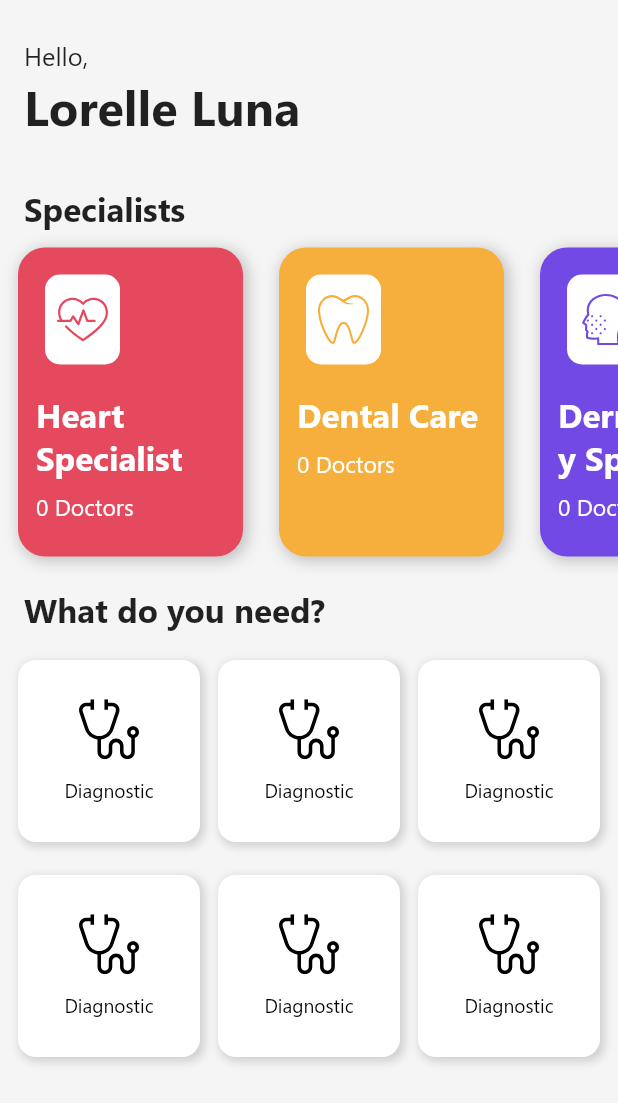
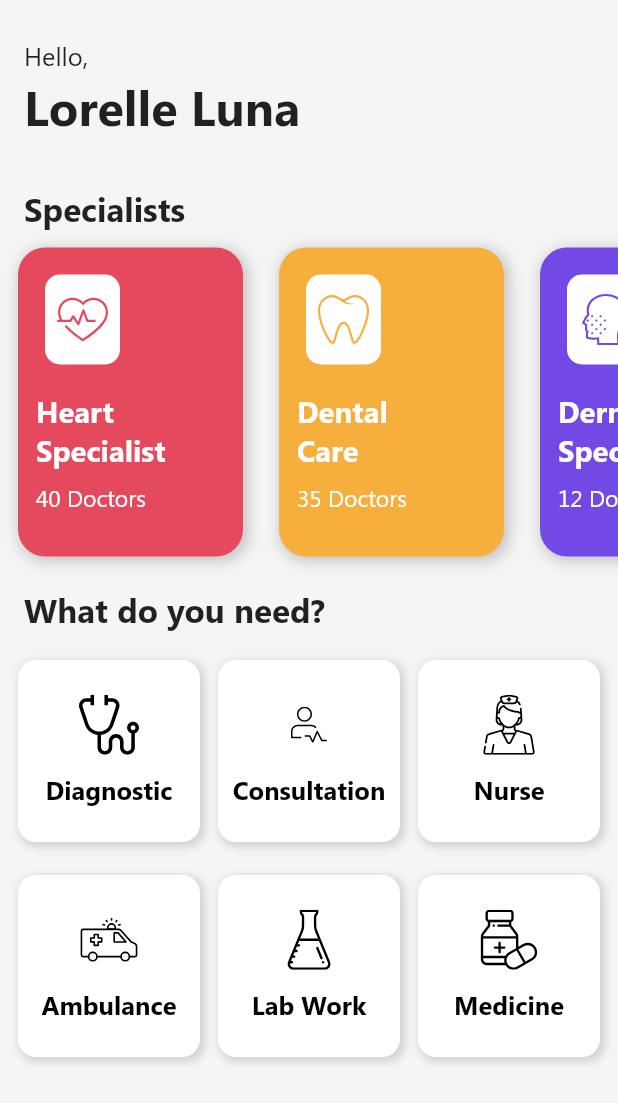
Before and after one commit to PortalTelemedicina/mobile-test, a Flutter app: the screen it shows after launch, on a phone screen of 412 x 824 dp. Shown: the top 1103 px of the screen. Run offline on Flutter 3.47's test engine with Material 2 defaults, Android fonts, the phone set to English and light mode, and no system bars; our stand-ins replace flutter_svg, shimmer.

```diff
--- a/lib/main.dart
+++ b/lib/main.dart
@@ -1,6 +1,6 @@
 import 'package:flutter/material.dart';
-import 'package:mobile_test_daniel_vofchuk/api/specialists_api.dart';
-import 'package:mobile_test_daniel_vofchuk/screens/home/home.dart';
+
+import 'screens/home/home.dart';
 
 void main() {
   runApp(MyApp());
@@ -14,9 +14,12 @@ class MyApp extends StatelessWidget {
       debugShowCheckedModeBanner: false,
       title: 'Flutter Demo',
       theme: ThemeData(
-        primarySwatch: Colors.blue,
-        fontFamily: 'Segoe UI',
-      ),
+          primarySwatch: Colors.blue,
+          fontFamily: 'Segoe UI',
+          appBarTheme: AppBarTheme(
+            foregroundColor: Colors.black,
+            color: Colors.black,
+          )),
       home: HomePage(),
     );
   }
--- /dev/null
+++ b/lib/models/servisse_model.dart
@@ -0,0 +1,9 @@
+import 'package:mobile_test_daniel_vofchuk/util/icon.dart';
+import 'package:mobile_test_daniel_vofchuk/util/servisses.dart';
+
+class Servisse {
+  final String title;
+  final MyIcon image;
+
+  Servisse(LocalIcons icon, this.title) : image = new MyIcon(icon: icon);
+}
--- a/lib/screens/home/components/seen_card.dart
+++ b/lib/screens/home/components/servisse_card.dart
@@ -1,16 +1,21 @@
 import 'package:flutter/material.dart';
-import 'package:flutter_svg/flutter_svg.dart';
-import 'package:mobile_test_daniel_vofchuk/util/my_text.dart';
 
-class NeedCard extends StatelessWidget {
+import '../../../models/servisse_model.dart';
+import '../../../util/my_text.dart';
+
+class ServisseCard extends StatelessWidget {
+  final Servisse servisse;
   final bool isSelected;
-  final String image, title;
-  const NeedCard({
+  const ServisseCard({
     Key? key,
     this.isSelected = false,
-    this.image = 'icons/stethoscope.svg', //TODO: change to required
-    this.title = 'Diagnostic', //TODO: change  to required
+    required this.servisse,
   }) : super(key: key);
+
+  // ServisseCard setHeight(double height) {
+  //   this.
+  //   return this;
+  // }
 
   @override
   Widget build(BuildContext context) {
@@ -39,16 +44,18 @@ class NeedCard extends StatelessWidget {
     return Column(
       mainAxisSize: MainAxisSize.min,
       children: [
-        SvgPicture.asset(
-          image,
+        SizedBox(
+          child: servisse.image,
           height: 40,
         ),
         SizedBox(
           height: 12,
         ),
         MyText(
-          title,
+          servisse.title,
           color: isSelected ? Colors.white : Colors.black,
+          fontWeight: FontWeight.bold,
+          size: 20,
         )
       ],
     );
--- a/lib/screens/home/components/specialist_card.dart
+++ b/lib/screens/home/components/specialist_card.dart
@@ -1,5 +1,6 @@
 import 'package:flutter/material.dart';
 import 'package:flutter_svg/flutter_svg.dart';
+import 'package:mobile_test_daniel_vofchuk/screens/specialists/specialists_page.dart';
 import 'package:mobile_test_daniel_vofchuk/util/my_text.dart';
 
 class SpecialistCard extends StatelessWidget {
@@ -36,17 +37,21 @@ class SpecialistCard extends StatelessWidget {
       child: Material(
         color: Colors.transparent,
         child: InkWell(
-          onTap: () {}, //TODO: change
+          onTap: () => Navigator.of(context).push(MaterialPageRoute(
+            builder: (context) => SpecialistsPage(
+              title: title,
+            ),
+          )),
           borderRadius: BorderRadius.circular(18),
           child: Column(
             crossAxisAlignment: CrossAxisAlignment.start,
             children: [
               _buildIconBox(),
               MyText(
-                title,
+                title.replaceAll(' ', '\n'),
                 margin: const EdgeInsets.symmetric(horizontal: 12),
                 maxLines: 2,
-                size: 26,
+                size: 23,
                 color: Colors.white,
                 fontWeight: FontWeight.bold,
               ),
--- a/lib/screens/home/home.dart
+++ b/lib/screens/home/home.dart
@@ -1,5 +1,7 @@
 import 'package:flutter/material.dart';
-import 'components/seen_card.dart';
+import 'package:mobile_test_daniel_vofchuk/util/servisses.dart';
+import 'package:mobile_test_daniel_vofchuk/util/static_data.dart';
+import 'components/servisse_card.dart';
 import 'components/specialist_card.dart';
 import 'package:mobile_test_daniel_vofchuk/util/my_text.dart';
 
@@ -43,12 +45,7 @@ class HomePage extends StatelessWidget {
             mainAxisSpacing: 22,
             crossAxisSpacing: 12,
             children: [
-              NeedCard(),
-              NeedCard(),
-              NeedCard(),
-              NeedCard(),
-              NeedCard(),
-              NeedCard(),
+              ...StaticData.servisses.map((e) => ServisseCard(servisse: e)),
             ],
           ),
         )
@@ -75,6 +72,7 @@ class HomePage extends StatelessWidget {
                 SpecialistCard(
                   color: Color(0xffe5495e),
                   title: 'Heart Specialist',
+                  docNum: 40,
                   image:
                       'icons/heart-shape-outline-with-lifeline.svg', //TODO: add as const
                 ),
@@ -82,11 +80,13 @@ class HomePage extends StatelessWidget {
                   color: Color(0xfff6af3d),
                   title: 'Dental Care',
                   image: 'icons/tooth.svg',
+                  docNum: 35,
                 ),
                 SpecialistCard(
                   color: Color(0xff7349e5),
                   title: 'Dermatology Specialist',
                   image: 'icons/pimples.svg',
+                  docNum: 12,
                 ),
               ],
             ),
--- /dev/null
+++ b/lib/util/icon.dart
@@ -0,0 +1,25 @@
+import 'package:flutter/foundation.dart';
+import 'package:flutter/material.dart';
+import 'package:flutter_svg/flutter_svg.dart';
+
+import 'package:mobile_test_daniel_vofchuk/util/servisses.dart';
+
+class MyIcon extends StatelessWidget {
+  final LocalIcons icon;
+  double? size;
+
+  MyIcon({
+    Key? key,
+    required this.icon,
+    this.size,
+  }) : super(key: key);
+  @override
+  Widget build(BuildContext context) {
+    String fileName = describeEnum(icon).toLowerCase().replaceAll("_", "-");
+    String path = 'icons/$fileName' + '.svg';
+    return SvgPicture.asset(
+      path,
+      height: size,
+    );
+  }
+}
--- /dev/null
+++ b/lib/util/servisses.dart
@@ -0,0 +1,16 @@
+import 'package:mobile_test_daniel_vofchuk/models/servisse_model.dart';
+
+enum LocalIcons {
+  ambulance,
+  flask,
+  medicine,
+  menu,
+  notification,
+  nurse,
+  patient,
+  pimples,
+  stethoscope,
+  tooth,
+  filter_results_button,
+  heart_shape_outline_with_lifeline
+}
--- /dev/null
+++ b/lib/util/static_data.dart
@@ -0,0 +1,13 @@
+import 'package:mobile_test_daniel_vofchuk/models/servisse_model.dart';
+import 'package:mobile_test_daniel_vofchuk/util/servisses.dart';
+
+class StaticData {
+  static List<Servisse> servisses = [
+    Servisse(LocalIcons.stethoscope, 'Diagnostic'),
+    Servisse(LocalIcons.patient, 'Consultation'),
+    Servisse(LocalIcons.nurse, 'Nurse'),
+    Servisse(LocalIcons.ambulance, 'Ambulance'),
+    Servisse(LocalIcons.flask, 'Lab Work'),
+    Servisse(LocalIcons.medicine, 'Medicine'),
+  ];
+}
```
Also changed, not shown: lib/screens/specialists/components/specialist_cart.dart (added, +61 -0 lines), lib/screens/specialists/specialists_page.dart (+90 -0 lines), pubspec.yaml (+0 -23 lines).
